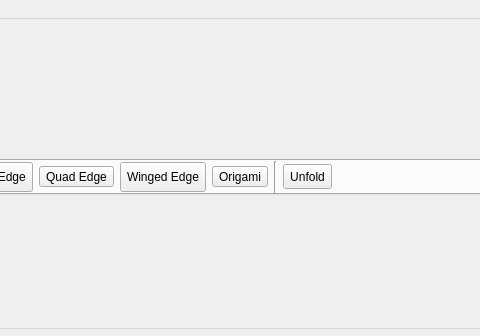
This is forms/mainwindow.ui in TopModLab/Unfolding as Qt 5 draws it before an edit; both pictures show x 446 to 926 and y 0 to 336 of the 1058 by 611 pixel window. The edited form follows.
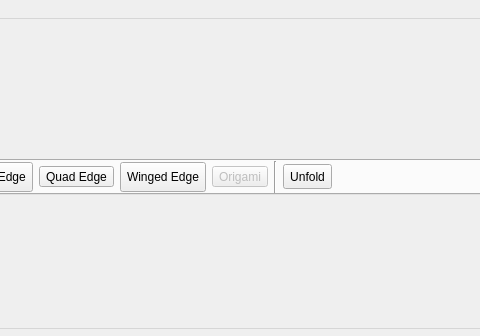
This is the edited form. Icons and pictures are not drawn.

What changed in the file:
```diff
--- a/forms/mainwindow.ui
+++ b/forms/mainwindow.ui
@@ -280,6 +280,9 @@
           </item>
           <item>
            <widget class="QToolButton" name="origamiBtn">
+            <property name="enabled">
+             <bool>false</bool>
+            </property>
             <property name="minimumSize">
              <size>
               <width>0</width>
```
Left out of the diff: 3 changed lines with no effect on the pictures.
